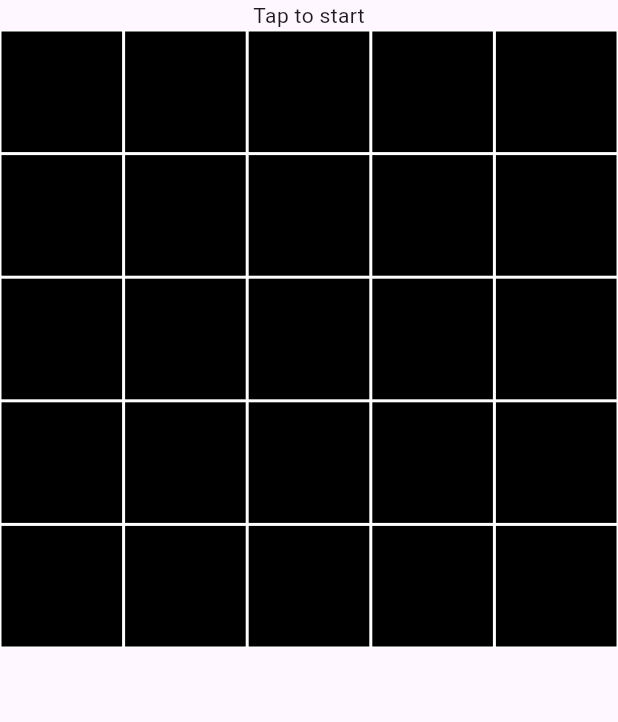
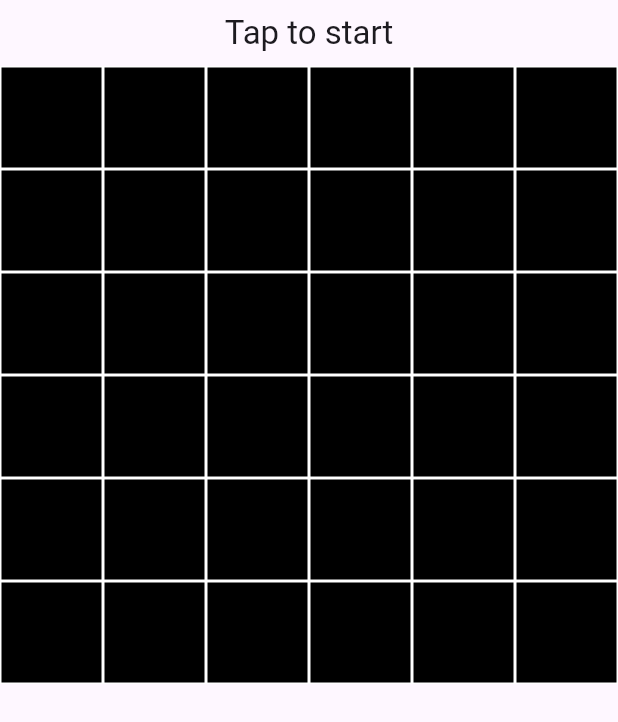
Before and after one commit to kiicodes/flutter_stacker_game, a Flutter app: the AppGameScreen screen opened directly, on a phone screen of 412 x 824 dp. Shown: the top 722 px of the screen. Run offline on Flutter 3.47's test engine with Material 2 defaults, Android fonts, the phone set to English and light mode, and no system bars.

Commit message:
Fix logic to restart position when changing row, reversed game from bottom to top, layout changed for app game title tip

```diff
--- a/lib/app_game/app_game_screen.dart
+++ b/lib/app_game/app_game_screen.dart
@@ -19,6 +19,7 @@ class _AppGameScreenState extends State<AppGameScreen> {
   @override
   void dispose() {
     Game.stop();
+    Game.reset();
     timer?.cancel();
     super.dispose();
   }
@@ -31,14 +32,18 @@ class _AppGameScreenState extends State<AppGameScreen> {
           child: SafeArea(
               child: Column(
                 children: [
-                  Text(isStarted ? "Tap to positionate" : "Tap to start"),
+                  Padding(
+                    padding: const EdgeInsets.all(8.0),
+                    child: Text(isStarted ? "Tap to positionate" : "Tap to start", style: Theme.of(context).textTheme.titleLarge,),
+                  ),
                   Expanded(
                       child: LayoutBuilder(builder: (_, constraints) {
                         Game.configure(constraints.maxWidth, constraints.maxHeight);
                         return GridView.count(
                             crossAxisCount: Game.config().columns,
                             children: List.generate(Game.countItems(), (index) {
-                              final item = Game.items()[index];
+                              final reversedIndex = (Game.countItems() - 1) - index;
+                              final item = Game.items()[reversedIndex];
                               if(item == 0) {
                                 return const EmptyBlock();
                               } else {
--- a/lib/game_classes/game_config.dart
+++ b/lib/game_classes/game_config.dart
@@ -6,5 +6,5 @@ class GameConfig {
   final int blockColumns;
   final double speed;
 
-  const GameConfig({Key? key, this.columns = 5, this.rows = 5, this.blockColumns = 3, this.speed = 3});
+  const GameConfig({Key? key, this.columns = 6, this.rows = 6, this.blockColumns = 3, this.speed = 3});
 }
```
Also changed, not shown: lib/static_classes/Game.dart (+6 -1 lines).
